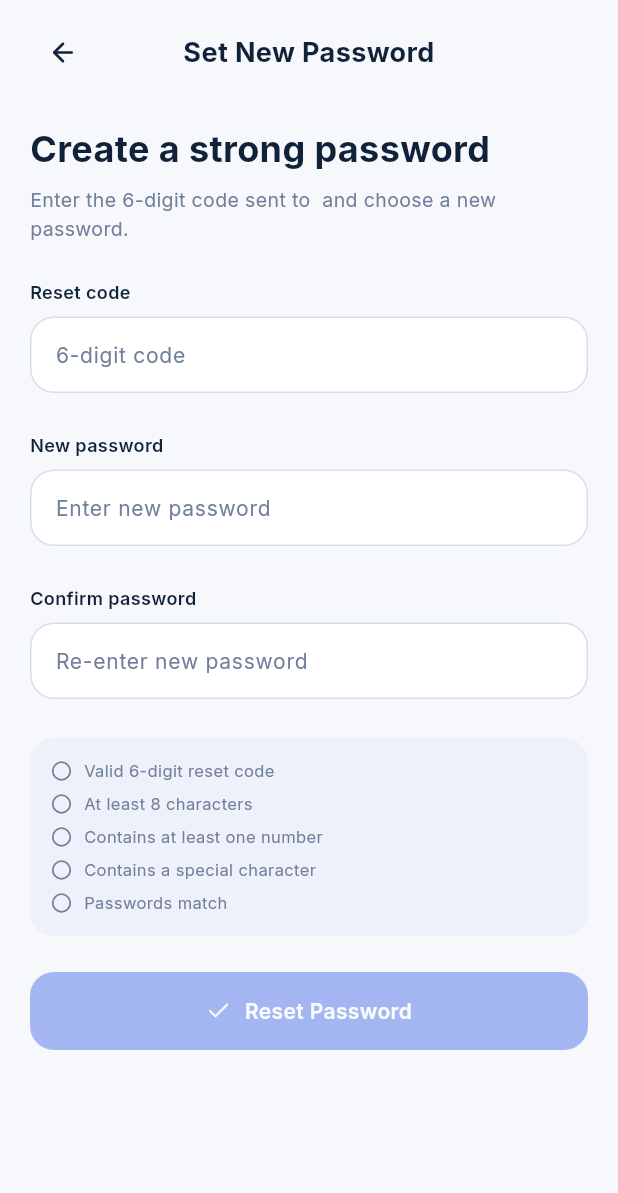
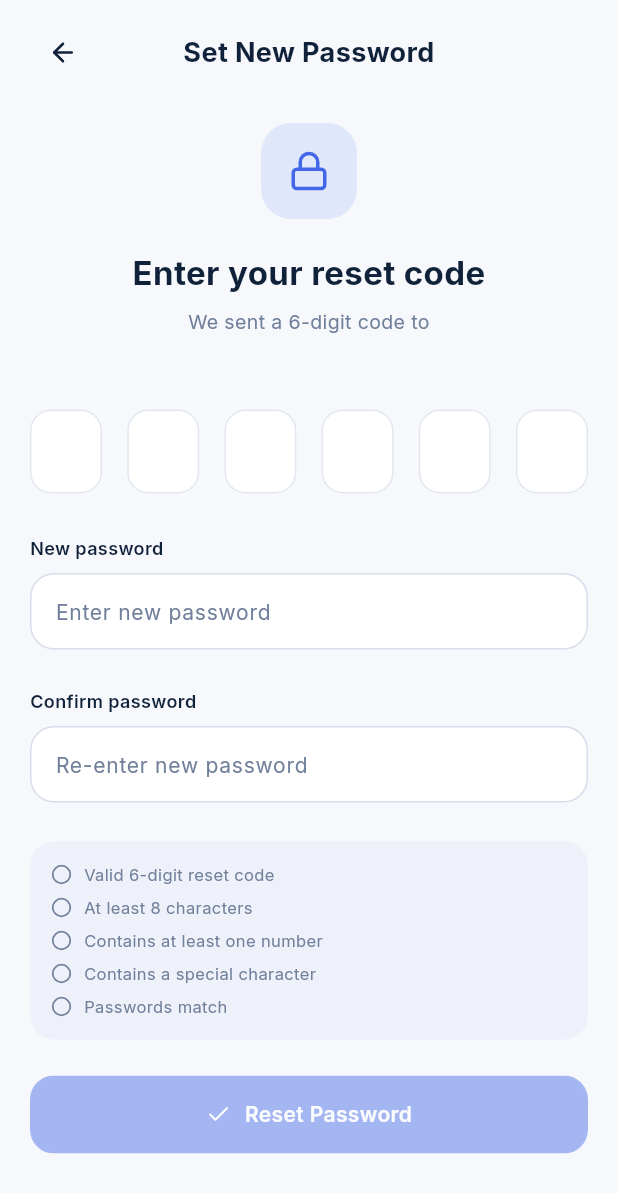
Before and after one commit to meraj15/AI-Mock-Interview, a Flutter app: the ResetPasswordPage screen opened directly with empty values, on a phone screen of 412 x 824 dp. Shown: the top 1193 px of the screen. Run offline on Flutter 3.47's test engine with Material 3 defaults, Android fonts, the light colour scheme and no system bars; our stand-ins replace feather_icons, file_picker, flutter_tts, fluttertoast, google_fonts, shared_preferences and 1 more; accounts and stored records are empty.

Commit message:
feat(auth): refactor reset password page with 6-box OTP input and enhanced UI
- Replace single OTP text field with individual 6-box input layout for better UX
- Refactor OTP validation from single controller to list of controllers with focus management
- Add automatic focus navigation between OTP input boxes
- Update OTP validation logic to check individual boxes instead of trimmed text
- Enhance visual hierarchy with centered icon, improved typography, and better spacing
- Add dev mode indicator badge to show when OTP is pre-filled in development
- Improve password requirements display with checkmark indicators for each criterion
- Reorganize state management with clear section comments for OTP, password, and criteria
- Update password reset submission to use joined OTP from individual boxes
- Improve form accessibility with dedicated focus nodes for each OTP box

```diff
--- a/lib/features/auth/presentation/pages/reset_password_page.dart
+++ b/lib/features/auth/presentation/pages/reset_password_page.dart
@@ -13,9 +13,8 @@ import 'login_page.dart';
 class ResetPasswordPage extends StatefulWidget {
   final String email;
 
-  /// In dev mode the backend returns the OTP directly so you can test
-  /// without an email service. Pass it here to pre-fill the field.
-  /// Will be empty string in production.
+  /// In dev mode the backend returns the OTP directly.
+  /// Pass it here to pre-fill the boxes. Empty in production.
   final String devOtp;
 
   const ResetPasswordPage({
@@ -29,15 +28,20 @@ class ResetPasswordPage extends StatefulWidget {
 }
 
 class _ResetPasswordPageState extends State<ResetPasswordPage> {
-  late final TextEditingController _otpController;
+  // ── OTP boxes ─────────────────────────────────────────────────────────────
+  late final List<TextEditingController> _otpControllers;
+  late final List<FocusNode> _focusNodes;
+
+  // ── Password fields ────────────────────────────────────────────────────────
   final _newPasswordController = TextEditingController();
   final _confirmPasswordController = TextEditingController();
+
   bool _isLoading = false;
   String? _errorMessage;
 
-  // ── Criteria ──────────────────────────────────────────────────────────────
-  bool get _otpValid => _otpController.text.trim().length == 6 &&
-      RegExp(r'^\d{6}$').hasMatch(_otpController.text.trim());
+  // ── Criteria ───────────────────────────────────────────────────────────────
+  String get _otp => _otpControllers.map((c) => c.text).join();
+  bool get _otpComplete => _otp.length == 6 && RegExp(r'^\d{6}$').hasMatch(_otp);
   bool get _hasMinLength => _newPasswordController.text.length >= 8;
   bool get _hasNumber => RegExp(r'[0-9]').hasMatch(_newPasswordController.text);
   bool get _hasSpecialChar =>
@@ -46,17 +50,26 @@ class _ResetPasswordPageState extends State<ResetPasswordPage> {
       _newPasswordController.text.isNotEmpty &&
       _newPasswordController.text == _confirmPasswordController.text;
   bool get _canSubmit =>
-      _otpValid && _hasMinLength && _hasNumber && _passwordsMatch && !_isLoading;
+      _otpComplete && _hasMinLength && _hasNumber && _passwordsMatch && !_isLoading;
 
   @override
   void initState() {
     super.initState();
-    _otpController = TextEditingController(text: widget.devOtp);
+    _otpControllers = List.generate(6, (_) => TextEditingController());
+    _focusNodes = List.generate(6, (_) => FocusNode());
+
+    // Pre-fill boxes in dev mode
+    if (widget.devOtp.length == 6) {
+      for (int i = 0; i < 6; i++) {
+        _otpControllers[i].text = widget.devOtp[i];
+      }
+    }
   }
 
   @override
   void dispose() {
-    _otpController.dispose();
+    for (final c in _otpControllers) c.dispose();
+    for (final f in _focusNodes) f.dispose();
     _newPasswordController.dispose();
     _confirmPasswordController.dispose();
     super.dispose();
@@ -73,7 +86,7 @@ class _ResetPasswordPageState extends State<ResetPasswordPage> {
     final auth = context.read<AuthController>();
     final success = await auth.resetPassword(
       email: widget.email,
-      otp: _otpController.text.trim(),
+      otp: _otp,
       newPassword: _newPasswordController.text,
     );
 
@@ -112,48 +125,113 @@ class _ResetPasswordPageState extends State<ResetPasswordPage> {
           ),
 
           const SizedBox(height: 12),
-          Text(
-            'Create a strong password',
-            style: AppTypography.bold(24, color: colors.foreground),
+
+          // ── Icon ──────────────────────────────────────────────────────────
+          Center(
+            child: Container(
+              width: 64,
+              height: 64,
+              decoration: BoxDecoration(
+                color: colors.primary.withValues(alpha: 0.12),
+                borderRadius: BorderRadius.circular(20),
+              ),
+              alignment: Alignment.center,
+              child: Icon(FeatherIcons.lock, size: 28, color: colors.primary),
+            ),
+          ),
+
+          const SizedBox(height: 20),
+
+          Center(
+            child: Text(
+              'Enter your reset code',
+              style: AppTypography.bold(22, color: colors.foreground),
+              textAlign: TextAlign.center,
+            ),
           ),
           const SizedBox(height: 8),
-          Text(
-            'Enter the 6-digit code sent to ${widget.email} and choose a new password.',
-            style: AppTypography.regular(13, color: colors.mutedForeground, height: 1.45),
+          Center(
+            child: Text(
+              'We sent a 6-digit code to\n${widget.email}',
+              style: AppTypography.regular(13, color: colors.mutedForeground, height: 1.5),
+              textAlign: TextAlign.center,
+            ),
           ),
 
-          const SizedBox(height: 24),
+          // Dev badge
+          if (widget.devOtp.isNotEmpty) ...[
+            const SizedBox(height: 8),
+            Center(
+              child: Container(
+                padding: const EdgeInsets.symmetric(horizontal: 10, vertical: 4),
+                decoration: BoxDecoration(
+                  color: colors.mint.withValues(alpha: 0.15),
+                  borderRadius: BorderRadius.circular(8),
+                ),
+                child: Row(
+                  mainAxisSize: MainAxisSize.min,
+                  children: [
+                    Icon(FeatherIcons.terminal, size: 11, color: colors.mint),
+                    const SizedBox(width: 5),
+                    Text(
+                      'DEV MODE — code pre-filled',
+                      style: AppTypography.bold(9, color: colors.mint),
+                    ),
+                  ],
+                ),
+              ),
+            ),
+          ],
 
-          // ── OTP field ────────────────────────────────────────────────────
+          const SizedBox(height: 28),
+
+          // ── 6-box OTP row ─────────────────────────────────────────────────
           Row(
-            children: [
-              Text('Reset code', style: AppTypography.semiBold(12, color: colors.foreground)),
-              const SizedBox(width: 6),
-              if (widget.devOtp.isNotEmpty)
-                Container(
-                  padding: const EdgeInsets.symmetric(horizontal: 7, vertical: 2),
-                  decoration: BoxDecoration(
-                    color: colors.mint.withValues(alpha: 0.15),
-                    borderRadius: BorderRadius.circular(6),
+            mainAxisAlignment: MainAxisAlignment.spaceBetween,
+            children: List.generate(6, (index) {
+              return SizedBox(
+                width: 48,
+                height: 56,
+                child: TextField(
+                  controller: _otpControllers[index],
+                  focusNode: _focusNodes[index],
+                  keyboardType: TextInputType.number,
+                  textAlign: TextAlign.center,
+                  maxLength: 1,
+                  style: AppTypography.bold(22, color: colors.foreground),
+                  decoration: InputDecoration(
+                    counterText: '',
+                    filled: true,
+                    fillColor: colors.card,
+                    enabledBorder: OutlineInputBorder(
+                      borderRadius: BorderRadius.circular(14),
+                      borderSide: BorderSide(color: colors.border),
+                    ),
+                    focusedBorder: OutlineInputBorder(
+                      borderRadius: BorderRadius.circular(14),
+                      borderSide: BorderSide(color: colors.primary, width: 2),
+                    ),
+                    errorBorder: OutlineInputBorder(
+                      borderRadius: BorderRadius.circular(14),
+                      borderSide: BorderSide(color: colors.coral, width: 1.5),
+                    ),
                   ),
-                  child: Text(
-                    'DEV — pre-filled',
-                    style: AppTypography.bold(9, color: colors.mint),
-                  ),
+                  onChanged: (val) {
+                    setState(() {}); // refresh criteria
+                    if (val.isNotEmpty && index < 5) {
+                      _focusNodes[index + 1].requestFocus();
+                    } else if (val.isEmpty && index > 0) {
+                      _focusNodes[index - 1].requestFocus();
+                    }
+                  },
                 ),
-            ],
-          ),
-          const SizedBox(height: 8),
-          AppTextField(
-            controller: _otpController,
-            placeholder: '6-digit code',
-            keyboardType: TextInputType.number,
-            onChanged: (_) => setState(() => _errorMessage = null),
+              );
+            }),
           ),
 
-          const SizedBox(height: 14),
+          const SizedBox(height: 28),
 
-          // ── New password ────────────────────────────────────────────────
+          // ── New password ──────────────────────────────────────────────────
           Text('New password', style: AppTypography.semiBold(12, color: colors.foreground)),
           const SizedBox(height: 8),
           AppTextField(
@@ -176,7 +254,7 @@ class _ResetPasswordPageState extends State<ResetPasswordPage> {
 
           const SizedBox(height: 14),
 
-          // ── Criteria checklist ──────────────────────────────────────────
+          // ── Criteria checklist ────────────────────────────────────────────
           Container(
             padding: const EdgeInsets.all(14),
             decoration: BoxDecoration(
@@ -185,7 +263,7 @@ class _ResetPasswordPageState extends State<ResetPasswordPage> {
             ),
             child: Column(
               children: [
-                _buildCheck('Valid 6-digit reset code', _otpValid, colors),
+                _buildCheck('Valid 6-digit reset code', _otpComplete, colors),
                 const SizedBox(height: 6),
                 _buildCheck('At least 8 characters', _hasMinLength, colors),
                 const SizedBox(height: 6),
@@ -198,7 +276,7 @@ class _ResetPasswordPageState extends State<ResetPasswordPage> {
             ),
           ),
 
-          // ── Error banner ────────────────────────────────────────────────
+          // ── Error banner ──────────────────────────────────────────────────
           if (_errorMessage != null) ...[
             const SizedBox(height: 12),
             Container(
```
